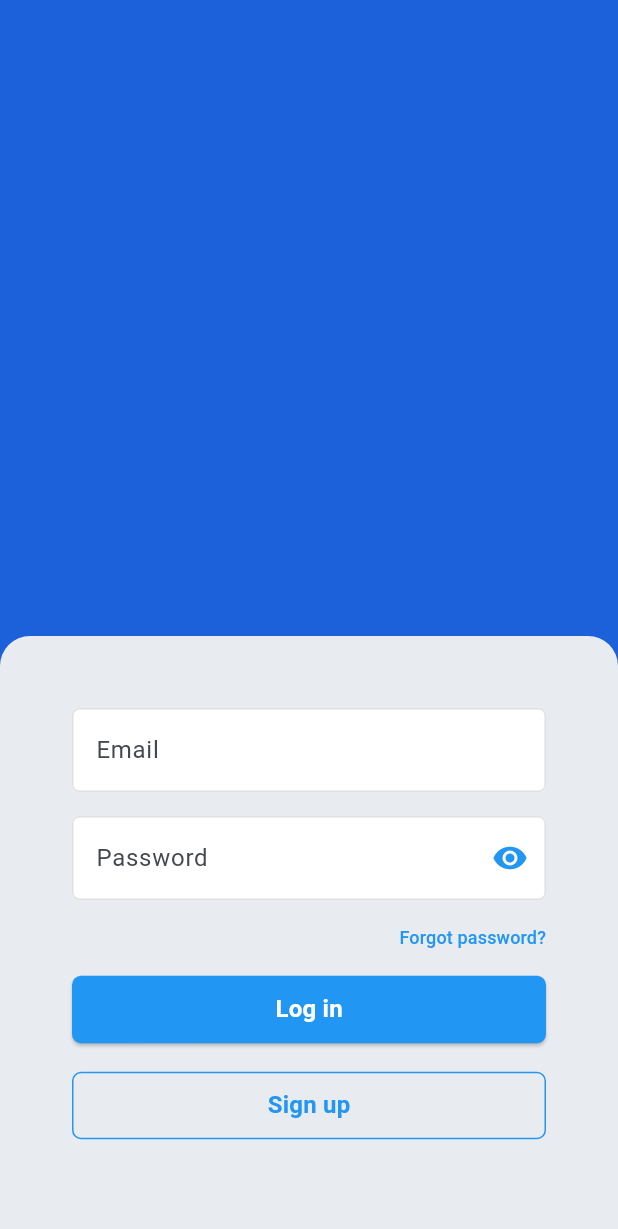
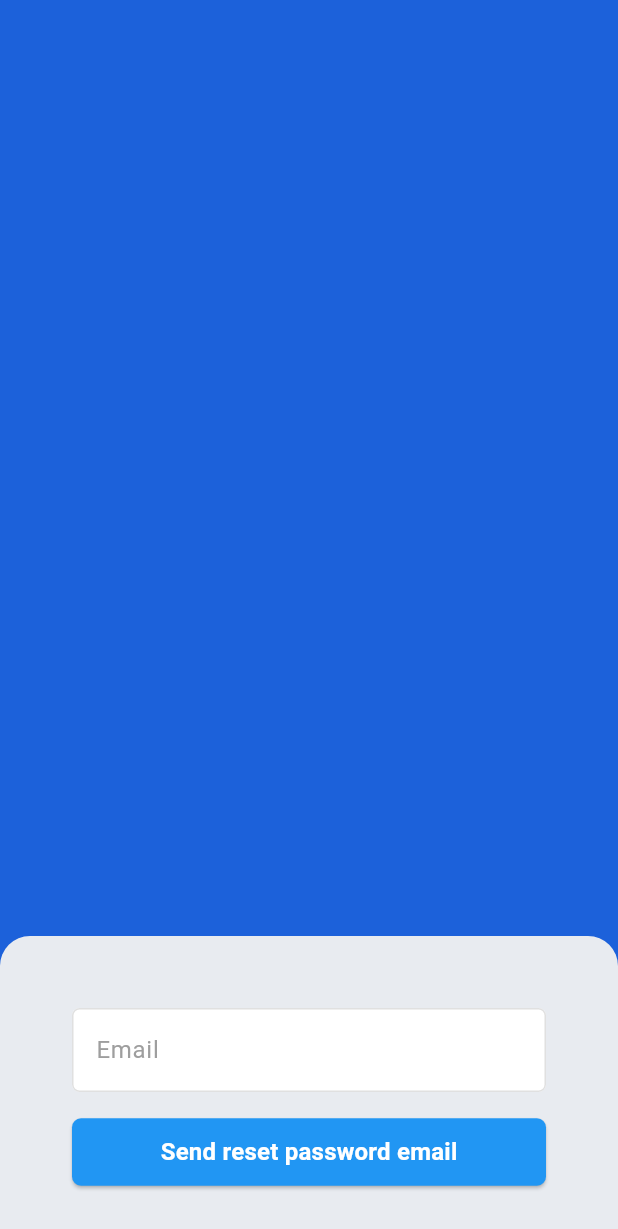
Before and after one commit to umutarpat/chat_app, a Flutter app: the screen it shows after launch, after a tap on "Log in", after a tap on "Forgot password?", on a phone screen of 412 x 824 dp. Shown: the top 1229 px of the screen. Run offline on Flutter 3.47's test engine with Material 3 defaults, Android fonts, the phone set to English and light mode, and no system bars; drawn by our look-alikes of flutter_form_builder; our stand-ins replace drift, drift_flutter, flutter_bloc, form_builder_validators, freezed_annotation, get_it and 3 more; accounts and stored records are empty; generated files the repository leaves out were written again; statements that could not run were skipped.

Commit message:
added initial forgot password page, updated theme, updated routes

```diff
--- a/lib/global/core/routes.dart
+++ b/lib/global/core/routes.dart
@@ -1,13 +1,21 @@
+import 'package:chat_app/modules/auth/presentation/pages/forgot_password.dart';
 import 'package:chat_app/modules/auth/presentation/pages/login_page.dart';
 import 'package:go_router/go_router.dart';
 
+enum AppRoute { login, forgotPassword }
+
 final router = GoRouter(
-  initialLocation: '/login',
+  initialLocation: '/${AppRoute.login.name}',
   routes: [
     GoRoute(
-      path: '/login',
-      name: '/login',
+      path: '/${AppRoute.login.name}',
+      name: '/${AppRoute.login.name}',
       builder: (context, state) => LoginPage(),
+    ),
+    GoRoute(
+      path: '/${AppRoute.forgotPassword.name}',
+      name: '/${AppRoute.forgotPassword.name}',
+      builder: (context, state) => ForgotPasswordPage(),
     ),
   ],
 );
--- /dev/null
+++ b/lib/global/themes/extensions/design_colors.dart
@@ -0,0 +1,18 @@
+import 'package:flutter/material.dart';
+
+@immutable
+class DesignColors extends ThemeExtension<DesignColors> {
+  const DesignColors({required this.cardColor});
+
+  final Color? cardColor;
+
+  @override
+  DesignColors copyWith({Color? cardColor}) {
+    return DesignColors(cardColor: cardColor ?? this.cardColor);
+  }
+
+  @override
+  DesignColors lerp(DesignColors other, double t) {
+    return DesignColors(cardColor: Color.lerp(cardColor, other.cardColor, t));
+  }
+}
--- a/lib/global/themes/light/light_theme.dart
+++ b/lib/global/themes/light/light_theme.dart
@@ -1,3 +1,4 @@
+import 'package:chat_app/global/themes/extensions/design_colors.dart';
 import 'package:flutter/material.dart';
 
 const _primaryColor = Colors.blue;
@@ -15,6 +16,9 @@ ThemeData lightTheme(BuildContext context) {
     // Flutter uses roboto by default already, but we can override it with our own font in the future when necessary
     // if gets the font through assets, this way online internet connection will not be necessary if we change the font in future.
     fontFamily: 'roboto',
+    extensions: <ThemeExtension<dynamic>>[
+      DesignColors(cardColor: Color.fromARGB(255, 232, 235, 240)),
+    ],
     textTheme: TextTheme(
       titleSmall: TextStyle(color: Colors.black, fontSize: 12),
       titleMedium: TextStyle(fontSize: 16, color: Colors.white),
@@ -34,6 +38,7 @@ ThemeData lightTheme(BuildContext context) {
     ),
     iconTheme: IconThemeData(color: Colors.blue),
     inputDecorationTheme: InputDecorationTheme(
+      hintStyle: TextStyle(color: Colors.grey),
       enabledBorder: OutlineInputBorder(
         borderRadius: BorderRadius.circular(5),
         borderSide: BorderSide(color: Colors.grey.shade300),
--- a/lib/l10n/app_en.arb
+++ b/lib/l10n/app_en.arb
@@ -6,5 +6,6 @@
   "emailProvideValid": "Please provide a valid email.",
   "passwordProvideValid": "Please provide a valid password.",
   "emailInvalid": "This field requires a valid email address.",
-  "forgotPassword": "Forgot password?"
+  "forgotPassword": "Forgot password?",
+  "sendResetPasswordEmail": "Send reset password email"
 }
--- a/lib/l10n/app_localizations.dart
+++ b/lib/l10n/app_localizations.dart
@@ -145,6 +145,12 @@ abstract class AppLocalizations {
   /// In en, this message translates to:
   /// **'Forgot password?'**
   String get forgotPassword;
+
+  /// No description provided for @sendResetPasswordEmail.
+  ///
+  /// In en, this message translates to:
+  /// **'Send reset password email'**
+  String get sendResetPasswordEmail;
 }
 
 class _AppLocalizationsDelegate
--- a/lib/l10n/app_localizations_de.dart
+++ b/lib/l10n/app_localizations_de.dart
@@ -31,4 +31,7 @@ class AppLocalizationsDe extends AppLocalizations {
 
   @override
   String get forgotPassword => 'Forgot password?';
+
+  @override
+  String get sendResetPasswordEmail => 'Send reset password email';
 }
--- a/lib/l10n/app_localizations_en.dart
+++ b/lib/l10n/app_localizations_en.dart
@@ -31,4 +31,7 @@ class AppLocalizationsEn extends AppLocalizations {
 
   @override
   String get forgotPassword => 'Forgot password?';
+
+  @override
+  String get sendResetPasswordEmail => 'Send reset password email';
 }
--- /dev/null
+++ b/lib/modules/auth/presentation/pages/forgot_password.dart
@@ -0,0 +1,139 @@
+import 'package:chat_app/global/themes/extensions/design_colors.dart';
+import 'package:chat_app/l10n/app_localizations.dart';
+import 'package:chat_app/modules/auth/application/auth_bloc.dart';
+import 'package:chat_app/modules/auth/application/auth_bloc_event.dart';
+import 'package:flutter/material.dart';
+import 'package:flutter_bloc/flutter_bloc.dart';
+import 'package:flutter_form_builder/flutter_form_builder.dart';
+import 'package:form_builder_validators/form_builder_validators.dart';
+
+class ForgotPasswordPage extends StatefulWidget {
+  const ForgotPasswordPage({super.key});
+
+  @override
+  State<ForgotPasswordPage> createState() => _ForgotPasswordPageState();
+}
+
+class _ForgotPasswordPageState extends State<ForgotPasswordPage>
+    with SingleTickerProviderStateMixin {
+  @override
+  void initState() {
+    super.initState();
+  }
+
+  final _formKey = GlobalKey<FormBuilderState>();
+
+  @override
+  Widget build(BuildContext context) {
+    final l10n = AppLocalizations.of(context)!;
+
+    final Color cardColor = Theme.of(
+      context,
+    ).extension<DesignColors>()!.cardColor!;
+
+    return Scaffold(
+      backgroundColor: cardColor,
+      body: SafeArea(
+        top: false,
+        child: Stack(
+          children: [
+            Positioned.fill(
+              child: Container(
+                color: const Color.fromARGB(255, 28, 97, 218),
+                width: double.infinity,
+              ),
+            ),
+            Positioned(
+              bottom: 0,
+              left: 0,
+              right: 0,
+              child: FormBuilder(
+                key: _formKey,
+                child: Container(
+                  decoration: BoxDecoration(
+                    color: cardColor,
+                    borderRadius: BorderRadius.only(
+                      topLeft: Radius.circular(20),
+                      topRight: Radius.circular(20),
+                    ),
+                  ),
+                  padding: EdgeInsets.all(0),
+                  width: double.infinity,
+                  height: 200,
+                  child: Padding(
+                    padding: const EdgeInsets.only(
+                      left: 48,
+                      right: 48,
+                      top: 48,
+                    ),
+                    child: Column(
+                      mainAxisSize: MainAxisSize.max,
+                      spacing: 16,
+                      children: [
+                        Column(
+                          spacing: 16,
+                          children: [
+                            FormBuilderTextField(
+                              validator: FormBuilderValidators.compose([
+                                FormBuilderValidators.required(
+                                  errorText: l10n.emailProvideValid,
+                                ),
+                                FormBuilderValidators.email(
+                                  errorText: l10n.emailInvalid,
+                                ),
+                              ]),
+                              name: "email",
+                              decoration: InputDecoration(
+                                hintText: l10n.email,
+                                filled: true,
+                                fillColor: Colors.white,
+                              ),
+                            ),
+                          ],
+                        ),
+
+                        Column(
+                          spacing: 16,
+                          children: [
+                            ElevatedButton(
+                              onPressed: () {
+                                if (_formKey.currentState!.saveAndValidate()) {
+                                  final formData = _formKey.currentState!.value;
+
+                                  context.read<AuthBloc>().add(
+                                    LoginEvent(
+                                      email: formData['email'],
+                                      password: formData['password'],
+                                    ),
+                                  );
+                                }
+                              },
+
+                              child: SizedBox(
+                                width: double.infinity,
+                                height: 45,
+                                child: Center(
+                                  child: Text(
+                                    l10n.sendResetPasswordEmail,
+                                    style: Theme.of(context)
+                                        .textTheme
+                                        .titleMedium!
+                                        .copyWith(fontWeight: FontWeight.bold),
+                                  ),
+                                ),
+                              ),
+                            ),
+                          ],
+                        ),
+                      ],
+                    ),
+                  ),
+                ),
+              ),
+            ),
+          ],
+        ),
+      ),
+    );
+  }
+}
--- a/lib/modules/auth/presentation/pages/login_page.dart
+++ b/lib/modules/auth/presentation/pages/login_page.dart
@@ -1,3 +1,5 @@
+import 'package:chat_app/global/core/routes.dart';
+import 'package:chat_app/global/themes/extensions/design_colors.dart';
 import 'package:chat_app/global/utils/logger.dart';
 import 'package:chat_app/l10n/app_localizations.dart';
 import 'package:chat_app/modules/auth/application/auth_bloc.dart';
@@ -7,6 +9,7 @@ import 'package:flutter/material.dart';
 import 'package:flutter_bloc/flutter_bloc.dart';
 import 'package:flutter_form_builder/flutter_form_builder.dart';
 import 'package:form_builder_validators/form_builder_validators.dart';
+import 'package:go_router/go_router.dart';
 
 class LoginPage extends StatefulWidget {
   const LoginPage({super.key});
@@ -21,7 +24,6 @@ class _LoginPageState extends State<LoginPage>
   bool _obscurePassword = true;
   late AnimationController _animationController;
   late Animation<double> _heightAnimation;
-  final Color _cardColor = Color.fromARGB(255, 232, 235, 240);
 
   @override
   void initState() {
@@ -61,9 +63,12 @@ class _LoginPageState extends State<LoginPage>
   @override
   Widget build(BuildContext context) {
     final l10n = AppLocalizations.of(context)!;
+    final Color cardColor = Theme.of(
+      context,
+    ).extension<DesignColors>()!.cardColor!;
 
     return Scaffold(
-      backgroundColor: _cardColor,
+      backgroundColor: cardColor,
       body: SafeArea(
         top: false,
         child: Stack(
@@ -92,7 +97,7 @@ class _LoginPageState extends State<LoginPage>
                       key: _formKey,
                       child: Container(
                         decoration: BoxDecoration(
-                          color: _cardColor,
+                          color: cardColor,
                           borderRadius: BorderRadius.only(
                             topLeft: Radius.circular(20),
                             topRight: Radius.circular(20),
@@ -156,11 +161,15 @@ class _LoginPageState extends State<LoginPage>
                                     ),
                                   ],
                                 ),
+                              if (_showTextFields) ...[
                                 Align(
                                   alignment: Alignment.centerRight,
                                   child: InkWell(
                                     onTap: () {
-                                    logIt().d("Forgot password");
+                                      logIt().d("Forgot password clicked");
+                                      context.goNamed(
+                                        '/${AppRoute.forgotPassword.name}',
+                                      );
                                     },
                                     child: Text(
                                       l10n.forgotPassword,
@@ -168,11 +177,14 @@ class _LoginPageState extends State<LoginPage>
                                           .textTheme
                                           .titleSmall!
                                           .copyWith(
-                                          color: Theme.of(context).primaryColor,
+                                            color: Theme.of(
+                                              context,
+                                            ).primaryColor,
                                           ),
                                     ),
                                   ),
                                 ),
+                              ],
 
                               Column(
                                 spacing: 16,
```
Lines whose indentation alone changed are shown as unchanged.
